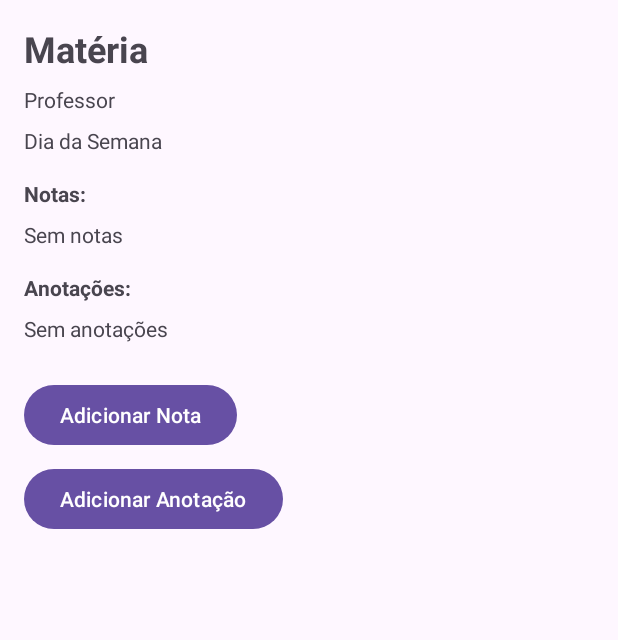
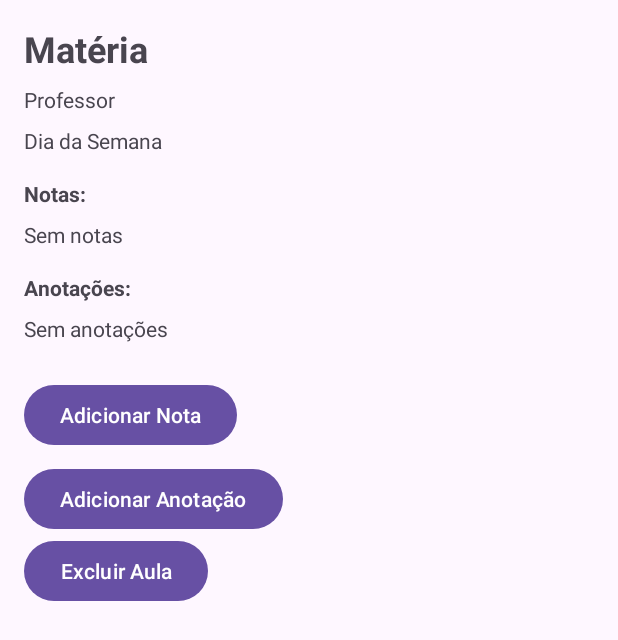
Before and after one commit to RaulMantovani/Pingoo, an Android app: the DetalhesAulaActivity screen opened directly, with no data from a screen before it, on a phone screen of 412 x 824 dp. Shown: the top 640 px of the screen. Run offline under Robolectric (Android 15) with nearby library versions, the phone set to English and light mode, and no system bars; our stand-ins replace Volley; network calls fail; 1 statement that could not run was skipped.

Commit message:
Adicionado o Botão excluir aula na activity e feito a função com backend para dar DELETE na aula

```diff
--- a/app/src/main/java/br/pingoo/DetalhesAulaActivity.java
+++ b/app/src/main/java/br/pingoo/DetalhesAulaActivity.java
@@ -18,6 +18,7 @@ import androidx.appcompat.app.AppCompatActivity;
 import com.android.volley.Request;
 import com.android.volley.RequestQueue;
 import com.android.volley.toolbox.JsonObjectRequest;
+import com.android.volley.toolbox.StringRequest;
 import com.android.volley.toolbox.Volley;
 
 import org.json.JSONArray;
@@ -32,7 +33,7 @@ public class DetalhesAulaActivity extends AppCompatActivity {
     private TextView tvMateria, tvProfessor, tvDiaSemana, tvSemNotas, tvSemAnotacoes;
     private Aula aula;
     private ListView listaNotas, listaAnotacoes;
-    private Button btnAdicionarNota, btnAdicionarAnotacao;
+    private Button btnAdicionarNota, btnAdicionarAnotacao, btnExcluirAula;
 
     @Override
     protected void onCreate(Bundle savedInstanceState) {
@@ -49,6 +50,7 @@ public class DetalhesAulaActivity extends AppCompatActivity {
         listaAnotacoes = findViewById(R.id.listaAnotacoes);
         btnAdicionarNota = findViewById(R.id.btnAdicionarNota);
         btnAdicionarAnotacao = findViewById(R.id.btnAdicionarAnotacao);
+        btnExcluirAula = findViewById(R.id.btnExcluirAula);
 
         int aulaId = getIntent().getIntExtra("AULA_ID", -1);
         if (aulaId != -1) {
@@ -159,6 +161,25 @@ public class DetalhesAulaActivity extends AppCompatActivity {
                     .show();
         });
 
+        //Exclui a aula
+        btnExcluirAula.setOnClickListener(v -> {
+            String url = "http://192.168.1.254:8080/aulas/" + aula.getId();
+
+            StringRequest request = new StringRequest(
+                    Request.Method.DELETE,
+                    url,
+                    response -> {
+                        Toast.makeText(this, "Aula excluída", Toast.LENGTH_SHORT).show();
+                        finish(); // Volta para a tela anterior (AulasActivity)
+                    },
+                    error -> {
+                        Toast.makeText(this, "Erro ao excluir aula", Toast.LENGTH_SHORT).show();
+                        error.printStackTrace();
+                    }
+            );
+
+            Volley.newRequestQueue(this).add(request);
+        });
         // Edita ou exclui uma nota
         //excluído por agora
 
--- a/app/src/main/res/layout/activity_detalhes_aula.xml
+++ b/app/src/main/res/layout/activity_detalhes_aula.xml
@@ -5,87 +5,93 @@
     android:padding="16dp">
 
     <LinearLayout
-        android:orientation="vertical"
         android:layout_width="match_parent"
-        android:layout_height="wrap_content">
+        android:layout_height="wrap_content"
+        android:orientation="vertical">
 
         <TextView
             android:id="@+id/tvMateriaDetalhe"
             android:layout_width="wrap_content"
             android:layout_height="wrap_content"
             android:text="Matéria"
-            android:textStyle="bold"
-            android:textSize="24sp" />
+            android:textSize="24sp"
+            android:textStyle="bold" />
 
         <TextView
             android:id="@+id/tvProfessorDetalhe"
             android:layout_width="wrap_content"
             android:layout_height="wrap_content"
-            android:text="Professor"
-            android:layout_marginTop="8dp" />
+            android:layout_marginTop="8dp"
+            android:text="Professor" />
 
         <TextView
             android:id="@+id/tvDiaSemanaDetalhe"
             android:layout_width="wrap_content"
             android:layout_height="wrap_content"
-            android:text="Dia da Semana"
-            android:layout_marginTop="8dp" />
+            android:layout_marginTop="8dp"
+            android:text="Dia da Semana" />
 
         <TextView
             android:id="@+id/tvNotas"
             android:layout_width="wrap_content"
             android:layout_height="wrap_content"
+            android:layout_marginTop="16dp"
             android:text="Notas:"
-            android:layout_marginTop="16dp"
             android:textStyle="bold" />
 
         <ListView
             android:id="@+id/listaNotas"
             android:layout_width="match_parent"
             android:layout_height="wrap_content"
-            android:dividerHeight="8dp"/>
+            android:dividerHeight="8dp" />
 
         <TextView
             android:id="@+id/tvListaNotas"
             android:layout_width="wrap_content"
             android:layout_height="wrap_content"
-            android:text="Sem notas"
-            android:layout_marginTop="8dp" />
+            android:layout_marginTop="8dp"
+            android:text="Sem notas" />
 
         <TextView
             android:id="@+id/tvAnotacoes"
             android:layout_width="wrap_content"
             android:layout_height="wrap_content"
+            android:layout_marginTop="16dp"
             android:text="Anotações:"
-            android:layout_marginTop="16dp"
             android:textStyle="bold" />
 
         <ListView
             android:id="@+id/listaAnotacoes"
             android:layout_width="match_parent"
             android:layout_height="wrap_content"
-            android:dividerHeight="8dp"/>
+            android:dividerHeight="8dp" />
 
         <TextView
             android:id="@+id/tvListaAnotacoes"
             android:layout_width="wrap_content"
             android:layout_height="wrap_content"
-            android:text="Sem anotações"
-            android:layout_marginTop="8dp" />
+            android:layout_marginTop="8dp"
+            android:text="Sem anotações" />
 
         <Button
             android:id="@+id/btnAdicionarNota"
             android:layout_width="wrap_content"
             android:layout_height="wrap_content"
-            android:text="Adicionar Nota"
-            android:layout_marginTop="24dp" />
+            android:layout_marginTop="24dp"
+            android:text="Adicionar Nota" />
 
         <Button
             android:id="@+id/btnAdicionarAnotacao"
             android:layout_width="wrap_content"
             android:layout_height="wrap_content"
-            android:text="Adicionar Anotação"
-            android:layout_marginTop="8dp" />
+            android:layout_marginTop="8dp"
+            android:text="Adicionar Anotação" />
+
+        <Button
+            android:id="@+id/btnExcluirAula"
+            android:layout_width="wrap_content"
+            android:layout_height="wrap_content"
+            android:text="Excluir Aula" />
 
     </LinearLayout>
 </ScrollView>
```
